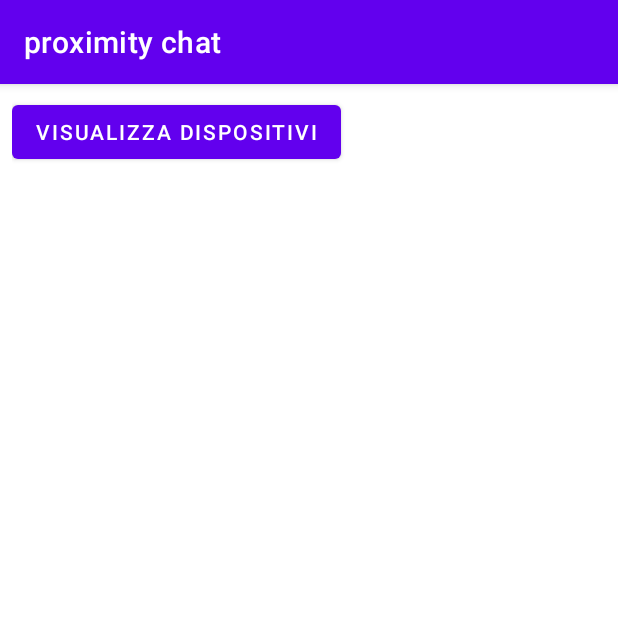
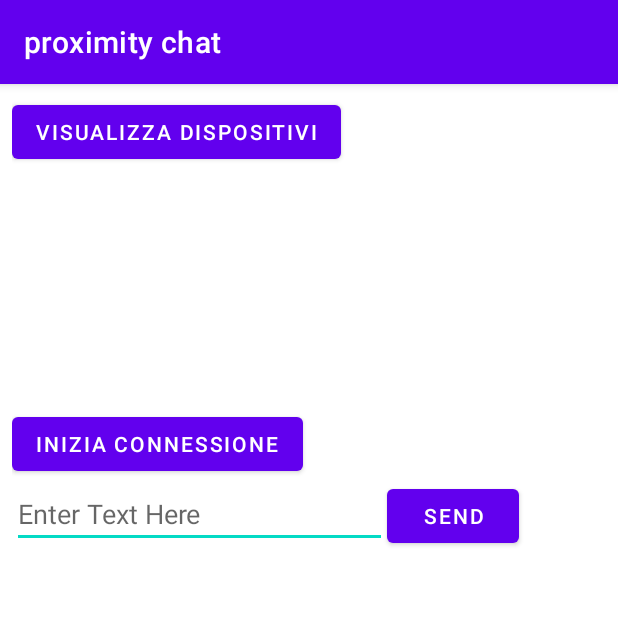
Before and after one commit to ismacarbo/ProximityChat, an Android app: the screen it shows after launch (MainActivity), after a tap on "VISUALIZZA DISPOSITIVI", on a phone screen of 412 x 824 dp, the top half of it. Run offline under Robolectric (Android 15) with nearby library versions, the phone set to English and light mode, and no system bars.

Commit message:
aggiornato il main per la comunicazione

```diff
--- a/proximitychat/app/src/main/java/com/example/proximitychat/Comunicazioni.java
+++ b/proximitychat/app/src/main/java/com/example/proximitychat/Comunicazioni.java
@@ -39,6 +39,7 @@ public class Comunicazioni {
     public Comunicazioni(Context context) {
         this.context = context;
         bluetoothAdapter = BluetoothAdapter.getDefaultAdapter();
+        start();
     }
 
 
--- a/proximitychat/app/src/main/java/com/example/proximitychat/MainActivity.java
+++ b/proximitychat/app/src/main/java/com/example/proximitychat/MainActivity.java
@@ -13,6 +13,8 @@ import android.os.Bundle;
 
 import android.util.Log;
 import android.view.View;
+import android.widget.Button;
+import android.widget.EditText;
 import android.widget.ListView;
 
 import androidx.appcompat.app.AppCompatActivity;
@@ -22,14 +24,21 @@ import androidx.core.content.ContextCompat;
 import java.util.ArrayList;
 import java.util.HashSet;
 import java.util.Set;
+import java.util.UUID;
 
 public class MainActivity extends AppCompatActivity {
     private static final String TAG = "MainActivity";
-    private BluetoothAdapter BluetoothAdapter;
+    private BluetoothAdapter bluetoothAdapter;
     public Set<BluetoothDevice> dispositiviTrovati = new HashSet<>();
     public listaDispositivi DeviceListAdapter;
     private ListView dispositivi;
-
+    private Comunicazioni comunicazioni;
+    private Button iniziaConnessione;
+    private Button invia;
+    private EditText editText;
+    private BluetoothDevice dispositivo;
+    private static final UUID MY_UUID_INSECURE =
+            UUID.fromString("8ce255c0-200a-11e0-ac64-0800200c9a66");
 
     @Override
     protected void onCreate(Bundle savedInstanceState) {
@@ -37,7 +46,17 @@ public class MainActivity extends AppCompatActivity {
         setContentView(R.layout.activity_main);
         dispositivi = (ListView) findViewById(R.id.nuoviDisp);
         dispositiviTrovati = new HashSet<>();
-        BluetoothAdapter = BluetoothAdapter.getDefaultAdapter();
+        bluetoothAdapter = bluetoothAdapter.getDefaultAdapter();
+        editText=findViewById(R.id.editText);
+        invia=findViewById(R.id.invia);
+        iniziaConnessione=findViewById(R.id.iniziaConnessione);
+
+        invia.setOnClickListener(new View.OnClickListener() {
+            @Override
+            public void onClick(View view) {
+                iniziaConnessione();
+            }
+        });
     }
 
     private BroadcastReceiver mBroadcastReceiver3 = new BroadcastReceiver() {
@@ -86,26 +105,36 @@ public class MainActivity extends AppCompatActivity {
             }
         }
 
-        if(BluetoothAdapter.isDiscovering()){
-            BluetoothAdapter.cancelDiscovery();
+        if(bluetoothAdapter.isDiscovering()){
+            bluetoothAdapter.cancelDiscovery();
             Log.d(TAG, "btnDiscover: cancellato");
 
 
             controllaPermessi();
 
-            BluetoothAdapter.startDiscovery();
+            bluetoothAdapter.startDiscovery();
             IntentFilter discoverDevicesIntent = new IntentFilter(BluetoothDevice.ACTION_FOUND);
             registerReceiver(mBroadcastReceiver3, discoverDevicesIntent);
         }
-        if(!BluetoothAdapter.isDiscovering()){
+        if(!bluetoothAdapter.isDiscovering()){
 
             controllaPermessi();
 
-            BluetoothAdapter.startDiscovery();
+            bluetoothAdapter.startDiscovery();
             IntentFilter discoverDevicesIntent = new IntentFilter(BluetoothDevice.ACTION_FOUND);
             registerReceiver(mBroadcastReceiver3, discoverDevicesIntent);
         }
     }
+
+
+    public void iniziaConnessione(){
+        iniziaConessioneBT(dispositivo,MY_UUID_INSECURE);
+    }
+
+    public void iniziaConessioneBT(BluetoothDevice dispositivo, UUID uuid){
+        comunicazioni.startClient(dispositivo,uuid);
+    }
+
 
     /**
      * controlla i permessi nel manifest.xml per il bluetooth API+23
--- a/proximitychat/app/src/main/res/layout/activity_main.xml
+++ b/proximitychat/app/src/main/res/layout/activity_main.xml
@@ -27,5 +27,29 @@
 
     </ListView>
 
+    <Button
+        android:layout_marginTop="10dp"
+        android:layout_width="wrap_content"
+        android:layout_height="wrap_content"
+        android:layout_below="@+id/nuoviDisp"
+        android:id="@+id/iniziaConnessione"
+        android:text="inizia connessione"/>
+
+    <EditText
+        android:layout_width="250dp"
+        android:layout_height="wrap_content"
+        android:hint="Enter Text Here"
+        android:layout_below="@+id/iniziaConnessione"
+        android:layout_alignParentStart="true"
+        android:id="@+id/editText"/>
+
+    <Button
+        android:layout_width="wrap_content"
+        android:layout_height="wrap_content"
+        android:text="SEND"
+        android:id="@+id/invia"
+        android:layout_toRightOf="@+id/editText"
+        android:layout_below="@+id/iniziaConnessione"/>
+
 
 </RelativeLayout>
```
